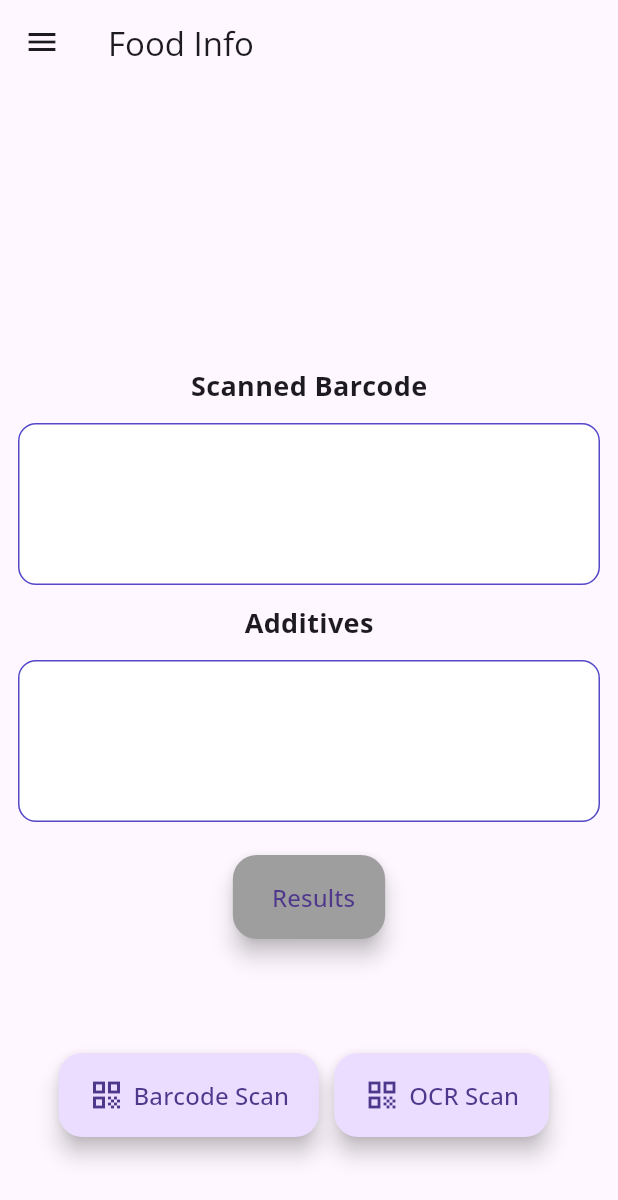
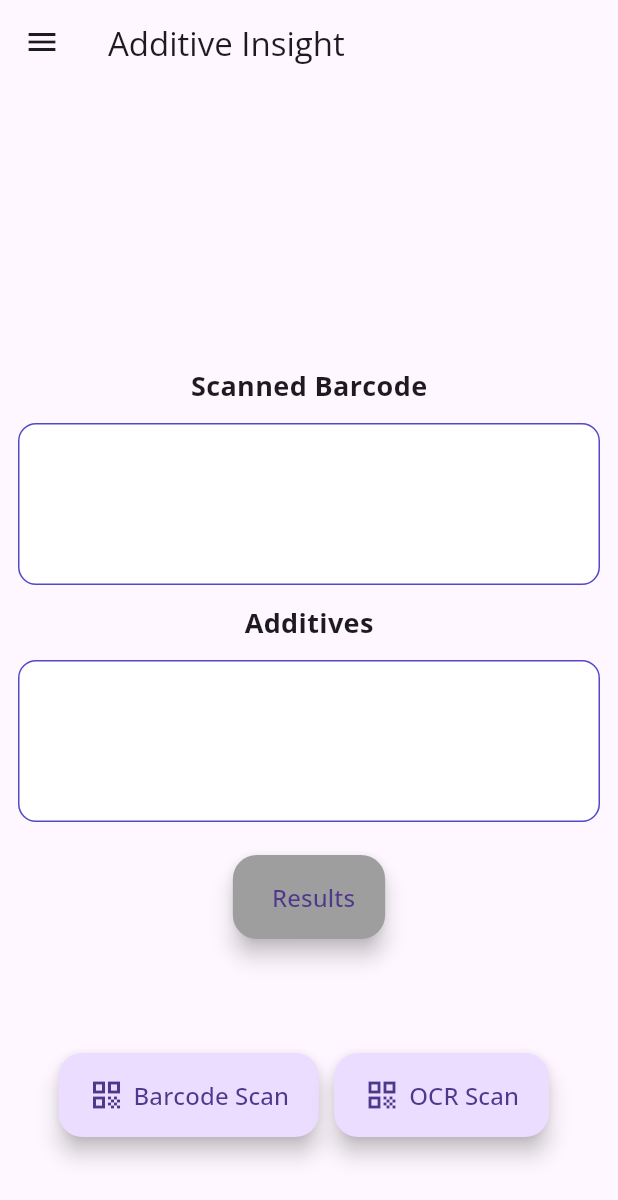
Before and after one commit to SanskarStha/food_info_app, a Flutter app: the screen it shows once a user with an empty profile is signed in, on a phone screen of 412 x 824 dp. Shown: the top 1200 px of the screen. Run offline on Flutter 3.47's test engine with Material 3 defaults, Android fonts, the phone set to English and light mode, and no system bars; our stand-ins replace audioplayers, camera, cloud_firestore, firebase_auth, firebase_core, google_fonts and 4 more; missing offline and left inert: flutter_barcode_scanner, google_mlkit_text_recognition; accounts and stored records are empty.

Commit message:
Title Changed

```diff
--- a/lib/screens/main_screen.dart
+++ b/lib/screens/main_screen.dart
@@ -117,7 +117,7 @@ class _MainScreenState extends State<MainScreen> {
           onSignOut: FirebaseAuth.instance.signOut,
         ),
         appBar: AppBar(
-          title: const Text("Food Info"),
+          title: const Text("Additive Insight"),
         ),
         floatingActionButton: Padding(
           padding: const EdgeInsets.only(left: 25, bottom: 50),
```
